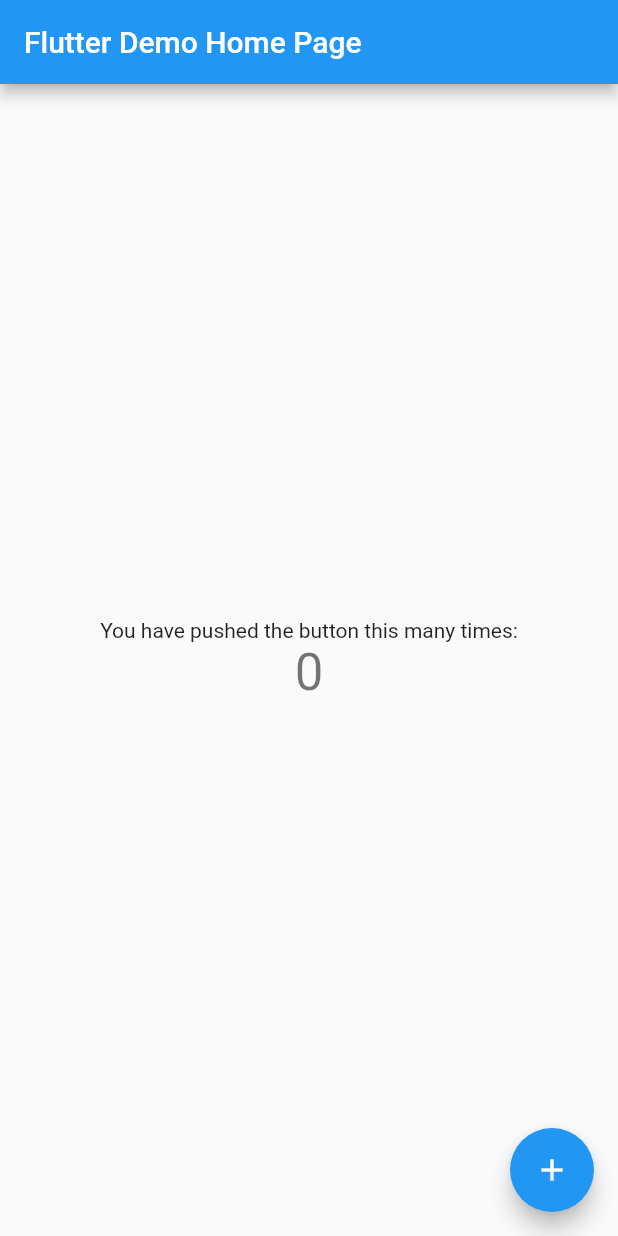
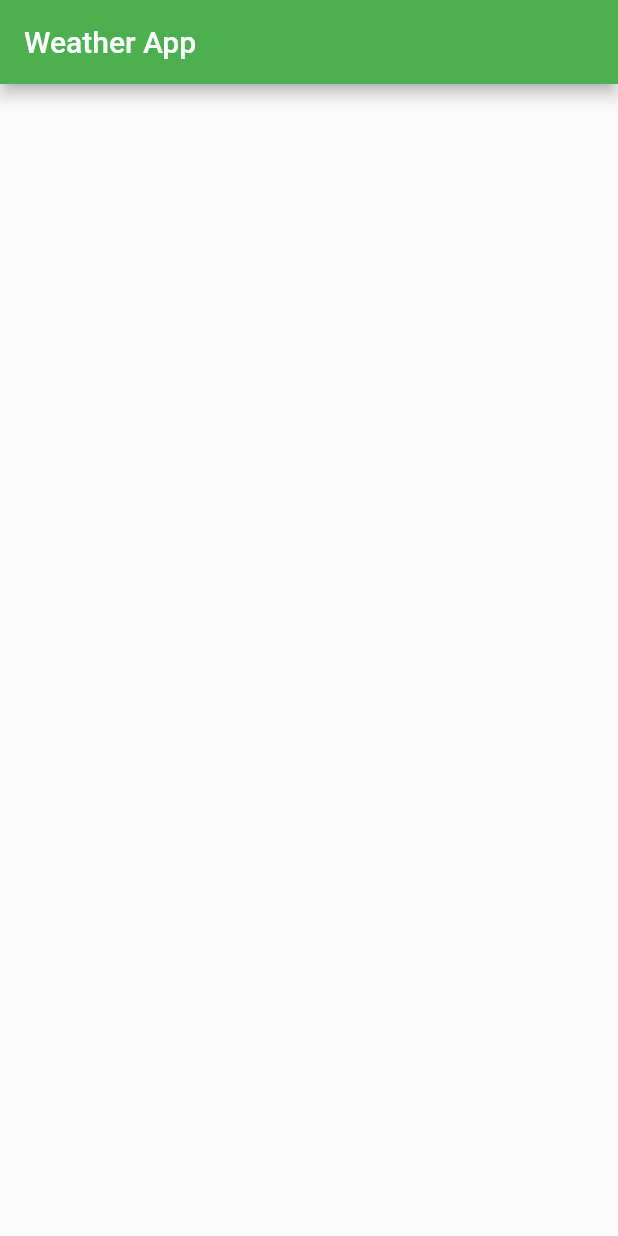
Before and after one commit to MakaiPan/flutter_weather_using_bloc, a Flutter app: the screen it shows after launch, on a phone screen of 412 x 824 dp. Run offline on Flutter 3.47's test engine with Material 2 defaults, Android fonts, the phone set to English and light mode, and no system bars.

Commit message:
Add weather model

```diff
--- a/lib/main.dart
+++ b/lib/main.dart
@@ -1,4 +1,6 @@
 import 'package:flutter/material.dart';
+
+import 'pages/home/home_page.dart';
 
 void main() {
   runApp(const MyApp());
@@ -7,109 +9,14 @@ void main() {
 class MyApp extends StatelessWidget {
   const MyApp({Key? key}) : super(key: key);
 
-  // This widget is the root of your application.
   @override
   Widget build(BuildContext context) {
     return MaterialApp(
-      title: 'Flutter Demo',
+      title: 'Flutter weather app',
       theme: ThemeData(
-        // This is the theme of your application.
-        //
-        // Try running your application with "flutter run". You'll see the
-        // application has a blue toolbar. Then, without quitting the app, try
-        // changing the primarySwatch below to Colors.green and then invoke
-        // "hot reload" (press "r" in the console where you ran "flutter run",
-        // or simply save your changes to "hot reload" in a Flutter IDE).
-        // Notice that the counter didn't reset back to zero; the application
-        // is not restarted.
-        primarySwatch: Colors.blue,
+        primarySwatch: Colors.green,
       ),
-      home: const MyHomePage(title: 'Flutter Demo Home Page'),
+      home: const HomePage(),
     );
   }
 }
-
-class MyHomePage extends StatefulWidget {
-  const MyHomePage({Key? key, required this.title}) : super(key: key);
-
-  // This widget is the home page of your application. It is stateful, meaning
-  // that it has a State object (defined below) that contains fields that affect
-  // how it looks.
-
-  // This class is the configuration for the state. It holds the values (in this
-  // case the title) provided by the parent (in this case the App widget) and
-  // used by the build method of the State. Fields in a Widget subclass are
-  // always marked "final".
-
-  final String title;
-
-  @override
-  State<MyHomePage> createState() => _MyHomePageState();
-}
-
-class _MyHomePageState extends State<MyHomePage> {
-  int _counter = 0;
-
-  void _incrementCounter() {
-    setState(() {
-      // This call to setState tells the Flutter framework that something has
-      // changed in this State, which causes it to rerun the build method below
-      // so that the display can reflect the updated values. If we changed
-      // _counter without calling setState(), then the build method would not be
-      // called again, and so nothing would appear to happen.
-      _counter++;
-    });
-  }
-
-  @override
-  Widget build(BuildContext context) {
-    // This method is rerun every time setState is called, for instance as done
-    // by the _incrementCounter method above.
-    //
-    // The Flutter framework has been optimized to make rerunning build methods
-    // fast, so that you can just rebuild anything that needs updating rather
-    // than having to individually change instances of widgets.
-    return Scaffold(
-      appBar: AppBar(
-        // Here we take the value from the MyHomePage object that was created by
-        // the App.build method, and use it to set our appbar title.
-        title: Text(widget.title),
-      ),
-      body: Center(
-        // Center is a layout widget. It takes a single child and positions it
-        // in the middle of the parent.
-        child: Column(
-          // Column is also a layout widget. It takes a list of children and
-          // arranges them vertically. By default, it sizes itself to fit its
-          // children horizontally, and tries to be as tall as its parent.
-          //
-          // Invoke "debug painting" (press "p" in the console, choose the
-          // "Toggle Debug Paint" action from the Flutter Inspector in Android
-          // Studio, or the "Toggle Debug Paint" command in Visual Studio Code)
-          // to see the wireframe for each widget.
-          //
-          // Column has various properties to control how it sizes itself and
-          // how it positions its children. Here we use mainAxisAlignment to
-          // center the children vertically; the main axis here is the vertical
-          // axis because Columns are vertical (the cross axis would be
-          // horizontal).
-          mainAxisAlignment: MainAxisAlignment.center,
-          children: <Widget>[
-            const Text(
-              'You have pushed the button this many times:',
-            ),
-            Text(
-              '$_counter',
-              style: Theme.of(context).textTheme.headline4,
-            ),
-          ],
-        ),
-      ),
-      floatingActionButton: FloatingActionButton(
-        onPressed: _incrementCounter,
-        tooltip: 'Increment',
-        child: const Icon(Icons.add),
-      ), // This trailing comma makes auto-formatting nicer for build methods.
-    );
-  }
-}
--- /dev/null
+++ b/lib/model/weather.dart
@@ -0,0 +1,42 @@
+class Weather {
+  final String cityName;
+  final double temperatureCelsius;
+  final String mainWeather;
+  final String weatherDescription;
+
+  const Weather({
+    required this.cityName,
+    required this.temperatureCelsius,
+    required this.mainWeather,
+    required this.weatherDescription,
+  });
+
+  @override
+  bool operator ==(Object other) =>
+      identical(this, other) ||
+      other is Weather &&
+          runtimeType == other.runtimeType &&
+          cityName == other.cityName &&
+          temperatureCelsius == other.temperatureCelsius;
+
+  @override
+  int get hashCode => cityName.hashCode ^ temperatureCelsius.hashCode;
+
+  Map<String, dynamic> toMap() {
+    return {
+      'cityName': cityName,
+      'temperatureCelsius': temperatureCelsius,
+      'mainWeather': mainWeather,
+      'weatherDescription': weatherDescription,
+    };
+  }
+
+  factory Weather.fromMap(Map<String, dynamic> map) {
+    return Weather(
+      cityName: map['cityName'] as String,
+      temperatureCelsius: map['temperatureCelsius'] as double,
+      mainWeather: map['mainWeather'] as String,
+      weatherDescription: map['weatherDescription'] as String,
+    );
+  }
+}
--- /dev/null
+++ b/lib/pages/home/home_page.dart
@@ -0,0 +1,15 @@
+import 'package:flutter/material.dart';
+
+class HomePage extends StatelessWidget {
+  const HomePage({Key? key}) : super(key: key);
+
+  @override
+  Widget build(BuildContext context) {
+    return Scaffold(
+      appBar: AppBar(
+        title: const Text('Weather App'),
+      ),
+      body: Container(),
+    );
+  }
+}
--- a/pubspec.yaml
+++ b/pubspec.yaml
@@ -34,6 +34,7 @@ dependencies:
   # The following adds the Cupertino Icons font to your application.
   # Use with the CupertinoIcons class for iOS style icons.
   cupertino_icons: ^1.0.2
+  http: ^0.13.4
 
 dev_dependencies:
   flutter_test:
```
Also changed, not shown: pubspec.lock, 1 other file.
